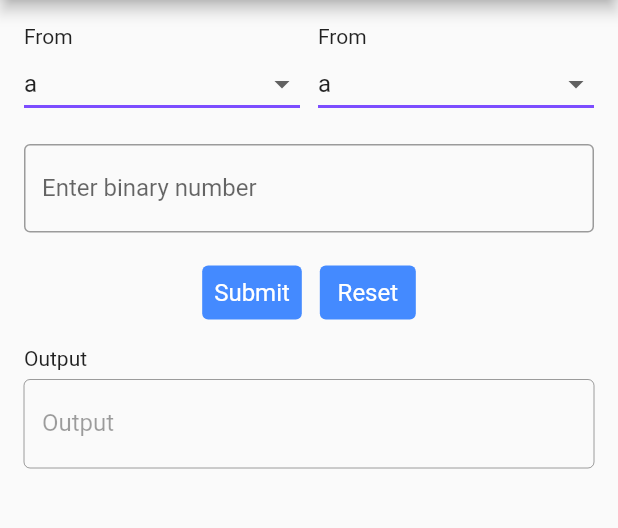
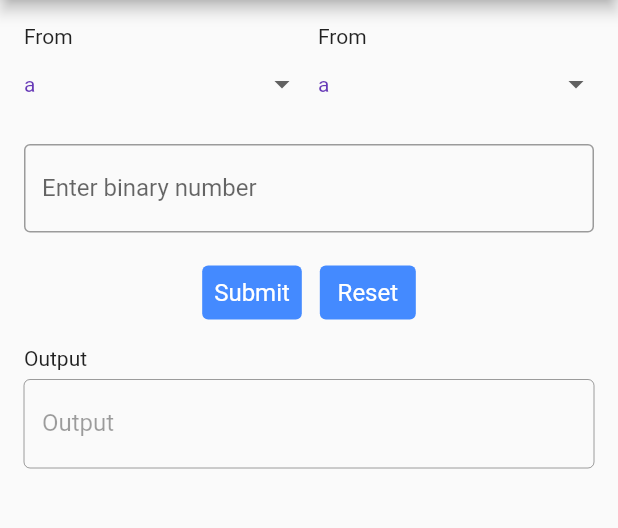
Before and after one commit to knnthcrtl1/flutter_binary_converter, a Flutter app: the screen it shows after launch, on a phone screen of 412 x 824 dp, the part 84-612 px from its top. Run offline on Flutter 3.47's test engine with Material 2 defaults, Android fonts, the phone set to English and light mode, and no system bars.

```diff
--- a/lib/BinaryWidget.dart
+++ b/lib/BinaryWidget.dart
@@ -71,6 +71,7 @@ class _BinaryState extends State<BinaryWidget> {
                       DropDownButtonApp(
                           binaryList: list,
                           value: firstDropdownVal,
+                          error: false,
                           callbackFunction: (val) => {
                                 setState(() {
                                   firstDropdownVal = val;
@@ -89,6 +90,7 @@ class _BinaryState extends State<BinaryWidget> {
                         DropDownButtonApp(
                             binaryList: list,
                             value: secondDropdownVal,
+                            error: firstDropdownVal == secondDropdownVal,
                             callbackFunction: (val) => {
                                   setState(() {
                                     secondDropdownVal = val;
--- a/lib/dropdown_button.dart
+++ b/lib/dropdown_button.dart
@@ -7,12 +7,14 @@ class DropDownButtonApp extends StatelessWidget {
   final Function? handleDropdown;
   final Function? callbackFunction;
   final dynamic value;
+  final dynamic error;
 
   const DropDownButtonApp(
       {Key? key,
       required this.binaryList,
       required this.callbackFunction,
       required this.value,
+      this.error,
       this.handleDropdown})
       : super(key: key);
 
@@ -24,15 +26,11 @@ class DropDownButtonApp extends StatelessWidget {
         : initialValue;
 
     return DropdownButton(
-      // icon: const Icon(Icons.down_arrow),
-      // style: const TextStyle(color: Colors.deepPurple),
+      style: const TextStyle(color: Colors.deepPurple),
       value: result,
       isExpanded: true,
       elevation: 16,
-      underline: Container(
-        height: 2,
-        color: Colors.deepPurpleAccent,
-      ),
+      underline: Container(height: 2),
       onChanged: (value) => callbackFunction!(value),
       items: binaryList.map((value) {
         return DropdownMenuItem(
```
